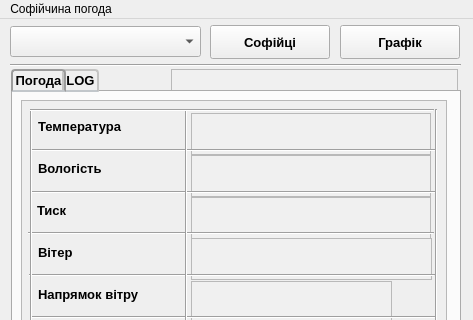
The window that mainwindow.ui (centroparotjag/Sofia-weather-QT) describes before a commit, drawn with Qt 5; both pictures show x 0 to 473 and y 0 to 320 of the 473 by 512 pixel window.
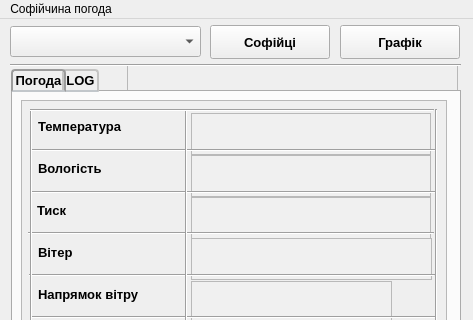
The same window after the commit.

What changed in the file:
```diff
--- a/mainwindow.ui
+++ b/mainwindow.ui
@@ -61,9 +61,9 @@
     </property>
     <property name="geometry">
      <rect>
-      <x>171</x>
-      <y>50</y>
-      <width>287</width>
+      <x>127</x>
+      <y>46</y>
+      <width>331</width>
       <height>31</height>
      </rect>
     </property>
@@ -82,7 +82,15 @@
      <bool>false</bool>
     </property>
     <property name="styleSheet">
-     <string notr="true">background-color: rgb(240, 240, 240);</string>
+     <string notr="true">QGroupBox{
+background-color: rgb(240, 240, 240);
+text-align: right;
+//text-align: left;
+//text-align: center;
+//text-align: right;
+}
+
+</string>
     </property>
     <property name="readOnly">
      <bool>true</bool>
```
Left out of the diff: 2 changed lines with no effect on the pictures.
